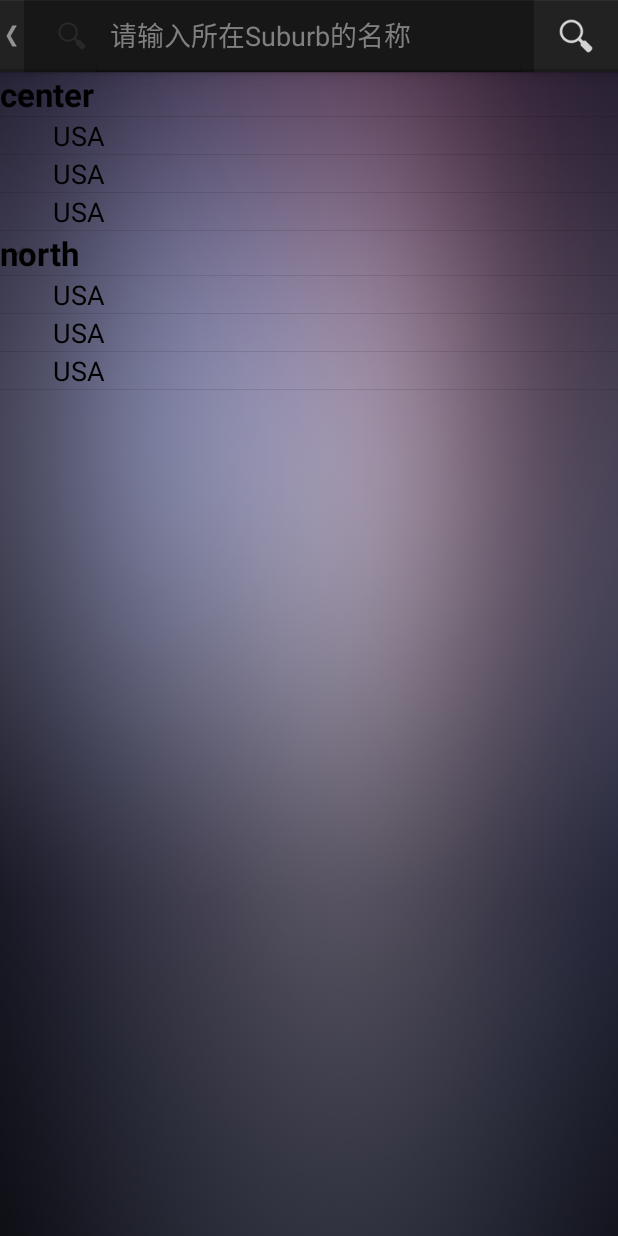
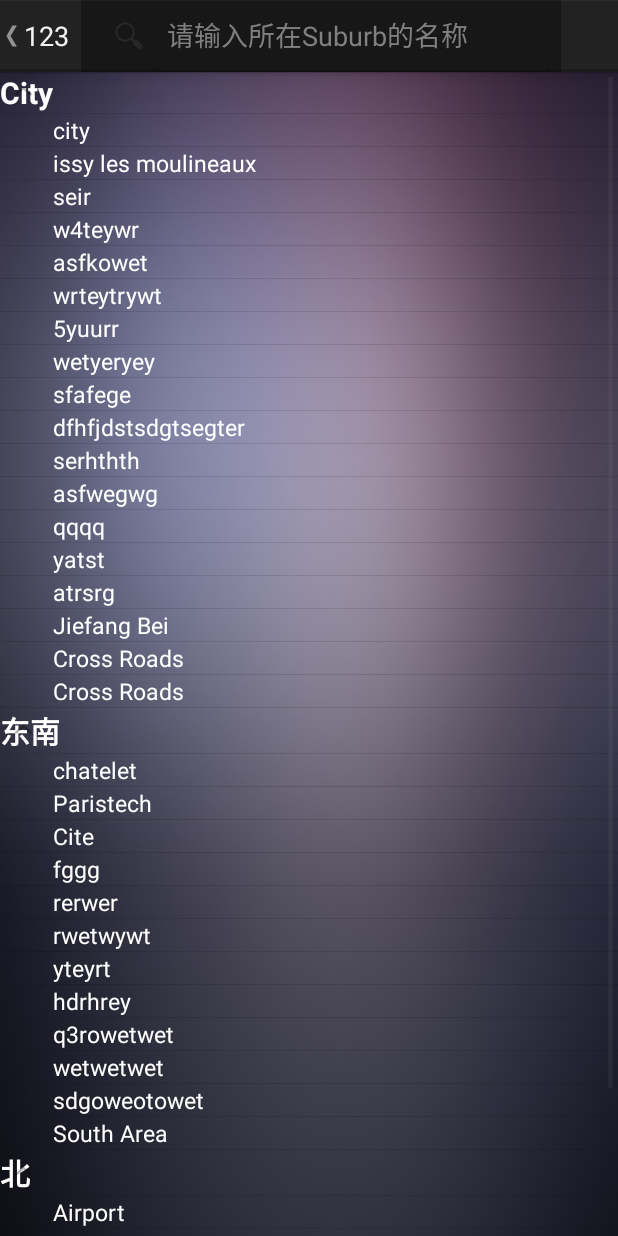
Before and after one commit to dengn/YabbyHouse, an Android app: the SuburbActivity screen opened directly, with no data from a screen before it, on a phone screen of 412 x 824 dp. Run offline under Robolectric (Android 15) with nearby library versions, the phone set to English and light mode, and no system bars; our stand-ins replace CircleImageView.

Commit message:
Fixing all problems of Suburb search

```diff
--- a/melbourneStore/src/main/java/com/melbournestore/activities/SuburbActivity.java
+++ b/melbourneStore/src/main/java/com/melbournestore/activities/SuburbActivity.java
@@ -10,36 +10,25 @@ import android.os.Bundle;
 import android.os.Handler;
 import android.os.Message;
 import android.support.v4.app.NavUtils;
-import android.util.Pair;
 import android.view.KeyEvent;
 import android.view.LayoutInflater;
-import android.view.Menu;
-import android.view.MenuInflater;
 import android.view.MenuItem;
 import android.view.View;
-import android.view.View.OnClickListener;
-import android.view.ViewGroup;
 import android.widget.ExpandableListView;
-import android.widget.LinearLayout;
 import android.widget.SearchView;
-import android.widget.TextView;
 import android.widget.Toast;
 
-import com.foound.widget.AmazingAdapter;
 import com.melbournestore.adaptors.SuburbListAdapter;
 import com.melbournestore.application.SysApplication;
-import com.melbournestore.db.SuburbData;
 import com.melbournestore.models.Area;
 import com.melbournestore.models.Suburb;
 
 import java.util.ArrayList;
-import java.util.List;
 
 public class SuburbActivity extends Activity implements
         SearchView.OnQueryTextListener, SearchView.OnCloseListener {
 
 
-    SectionComposerAdapter adapter;
     private Handler mHandler = new Handler() {
         @Override
         public void handleMessage(Message msg) {
@@ -56,23 +45,12 @@ public class SuburbActivity extends Activity implements
                     finish();
 
                     break;
-                case 2:
-                    Bundle b2 = msg.getData();
 
-                    String query = b2.getString("query");
-
-                    //ArrayList<Pair<String, List<String>>> results = new ArrayList<Pair<String, List<String>>>(Arrays.asList(b2.getSerializable("query_result")));
-
-                    adapter.refresh(SuburbData.getData(query));
-                    suburbList.setAdapter(adapter);
-
-                    headerView.requestFocus();
             }
         }
 
     };
-    SuburbListHeaderView headerView;
-    boolean search_enabled = false;
+
     private SearchView search_suburb;
     //private AmazingListView suburbList;
     //private ArrayAdapter<String> suburb_chosen_adapter;
@@ -98,10 +76,10 @@ public class SuburbActivity extends Activity implements
         // search_suburb = (SearchView) findViewById(R.id.search_view);
         suburbList = (ExpandableListView) findViewById(R.id.suburb_list);
 
-        headerView = new SuburbListHeaderView(this);
+        //headerView = new SuburbListHeaderView(this);
 
 
-        suburbListAdapter = new SuburbListAdapter(this, areaList);
+        suburbListAdapter = new SuburbListAdapter(this, mHandler, areaList);
 
         suburbList.setAdapter(suburbListAdapter);
 //        suburbList.setPinnedHeaderView(LayoutInflater.from(this).inflate(
@@ -133,24 +111,97 @@ public class SuburbActivity extends Activity implements
         suburbList.add(suburb);
         suburb = new Suburb(2, "issy les moulineaux", "92120", "12:30");
         suburbList.add(suburb);
-        suburb = new Suburb(3, "Montrouge", "92110", "12:30");
+        suburb = new Suburb(3, "seir", "92110", "12:30");
+        suburbList.add(suburb);
+        suburb = new Suburb(4, "w4teywr", "92120", "12:30");
+        suburbList.add(suburb);
+        suburb = new Suburb(5, "asfkowet", "92110", "12:30");
+        suburbList.add(suburb);
+        suburb = new Suburb(6, "wrteytrywt", "92120", "12:30");
+        suburbList.add(suburb);
+        suburb = new Suburb(7, "5yuurr", "92110", "12:30");
+        suburbList.add(suburb);
+        suburb = new Suburb(8, "wetyeryey", "92120", "12:30");
+        suburbList.add(suburb);
+        suburb = new Suburb(9, "sfafege", "92110", "12:30");
+        suburbList.add(suburb);
+        suburb = new Suburb(10, "dfhfjdstsdgtsegter", "92120", "12:30");
+        suburbList.add(suburb);
+        suburb = new Suburb(11, "serhthth", "92110", "12:30");
+        suburbList.add(suburb);
+        suburb = new Suburb(12, "asfwegwg", "92120", "12:30");
+        suburbList.add(suburb);
+        suburb = new Suburb(13, "qqqq", "92110", "12:30");
+        suburbList.add(suburb);
+        suburb = new Suburb(14, "yatst", "92120", "12:30");
+        suburbList.add(suburb);
+        suburb = new Suburb(15, "atrsrg", "92110", "12:30");
+        suburbList.add(suburb);
+        suburb = new Suburb(16, "Jiefang Bei", "92120", "12:30");
+        suburbList.add(suburb);
+        suburb = new Suburb(17, "Cross Roads", "92110", "12:30");
         suburbList.add(suburb);
 
-        Area area = new Area(1, "center", 5, 0, suburbList, "13:00");
+
+        suburbList.add(suburb);
+
+        Area area = new Area(1, "City", 5, 0, suburbList, "13:00");
 
         areaList.add(area);
 
         suburbList = new ArrayList<Suburb>();
-        suburb = new Suburb(4, "chatelet", "75002", "12:30");
+        suburb = new Suburb(18, "chatelet", "75002", "12:30");
         suburbList.add(suburb);
-        suburb = new Suburb(5, "Paristech", "16340", "12:30");
+        suburb = new Suburb(19, "Paristech", "16340", "12:30");
         suburbList.add(suburb);
-        suburb = new Suburb(6, "Cite", "92220", "12:30");
+        suburb = new Suburb(20, "Cite", "92220", "12:30");
+        suburbList.add(suburb);
+        suburb = new Suburb(21, "fggg", "75002", "12:30");
+        suburbList.add(suburb);
+        suburb = new Suburb(22, "rerwer", "16340", "12:30");
+        suburbList.add(suburb);
+        suburb = new Suburb(23, "rwetwywt", "92220", "12:30");
+        suburbList.add(suburb);
+        suburb = new Suburb(24, "yteyrt", "75002", "12:30");
+        suburbList.add(suburb);
+        suburb = new Suburb(25, "hdrhrey", "16340", "12:30");
+        suburbList.add(suburb);
+        suburb = new Suburb(26, "q3rowetwet", "92220", "12:30");
+        suburbList.add(suburb);
+        suburb = new Suburb(27, "wetwetwet", "75002", "12:30");
+        suburbList.add(suburb);
+        suburb = new Suburb(28, "sdgoweotowet", "16340", "12:30");
+        suburbList.add(suburb);
+        suburb = new Suburb(30, "South Area", "92220", "12:30");
         suburbList.add(suburb);
 
-        area = new Area(2, "north", 6, 0, suburbList, "13:00");
+        area = new Area(2, "东南", 6, 0, suburbList, "13:00");
         areaList.add(area);
 
+
+        suburbList = new ArrayList<Suburb>();
+        suburb = new Suburb(31, "Airport", "75002", "12:30");
+        suburbList.add(suburb);
+        suburb = new Suburb(32, "Two River", "75002", "12:30");
+        suburbList.add(suburb);
+
+        area = new Area(3, "北", 6, 0, suburbList, "13:00");
+        areaList.add(area);
+
+        suburbList = new ArrayList<Suburb>();
+        suburb = new Suburb(33, "University Town", "75002", "12:30");
+        suburbList.add(suburb);
+
+        area = new Area(4, "西", 6, 0, suburbList, "13:00");
+        areaList.add(area);
+
+
+        suburbList = new ArrayList<Suburb>();
+        suburb = new Suburb(34, "Northeast Area", "75002", "12:30");
+        suburbList.add(suburb);
+
+        area = new Area(5, "西北", 6, 0, suburbList, "13:00");
+        areaList.add(area);
     }
     @Override
     public boolean onClose() {
@@ -173,29 +224,23 @@ public class SuburbActivity extends Activity implements
         return false;
     }
 
-    @Override
-    public boolean onCreateOptionsMenu(Menu menu) {
-        MenuInflater inflater = getMenuInflater();
-        inflater.inflate(R.menu.plate_menu, menu);
 
-        return super.onCreateOptionsMenu(menu);
-    }
 
     @Override
     public boolean onOptionsItemSelected(MenuItem item) {
         switch (item.getItemId()) {
 
-            case R.id.search_plate:
-                if (!search_enabled) {
-                    suburbList.addHeaderView(headerView);
-
-                    search_enabled = true;
-                } else {
-                    suburbList.removeHeaderView(headerView);
-                    search_enabled = false;
-
-                }
-                break;
+//            case R.id.search_plate:
+//                if (!search_enabled) {
+//                    suburbList.addHeaderView(headerView);
+//
+//                    search_enabled = true;
+//                } else {
+//                    suburbList.removeHeaderView(headerView);
+//                    search_enabled = false;
+//
+//                }
+//                break;
 
             case android.R.id.home:
                 // This is called when the Home (Up) button is pressed in the action
@@ -224,16 +269,18 @@ public class SuburbActivity extends Activity implements
         // button will take the user one step up in the application's hierarchy.
         actionBar.setDisplayHomeAsUpEnabled(true);
 
+        getActionBar().setTitle("123");
+
 //		// 自定义标题栏
         getActionBar().setDisplayShowHomeEnabled(false);
-        getActionBar().setDisplayShowTitleEnabled(false);
+        //getActionBar().setDisplayShowTitleEnabled(false);
         getActionBar().setDisplayShowCustomEnabled(true);
         LayoutInflater mInflater = (LayoutInflater) getSystemService(Context.LAYOUT_INFLATER_SERVICE);
         View mTitleView = mInflater.inflate(R.layout.suburb_action_bar_layout,
                 null);
         getActionBar().setCustomView(
                 mTitleView,
-                new ActionBar.LayoutParams(LayoutParams.MATCH_PARENT,
+                new ActionBar.LayoutParams(LayoutParams.WRAP_CONTENT,
                         LayoutParams.WRAP_CONTENT)
         );
         search_suburb = (SearchView) mTitleView.findViewById(R.id.search_view);
@@ -260,220 +307,6 @@ public class SuburbActivity extends Activity implements
         return super.onKeyDown(keyCode, event);
     }
 
-    class SectionComposerAdapter extends AmazingAdapter {
-        List<Pair<String, List<String>>> all;
 
 
-        public SectionComposerAdapter(List<Pair<String, List<String>>> list) {
-            all = list;
-        }
-
-        public void refresh(List<Pair<String, List<String>>> list) {
-            all.clear();
-            all.addAll(list);
-        }
-
-        @Override
-        public int getCount() {
-            int res = 0;
-            for (int i = 0; i < all.size(); i++) {
-                res += all.get(i).second.size();
-            }
-            return res;
-        }
-
-        @Override
-        public String getItem(int position) {
-            int c = 0;
-            for (int i = 0; i < all.size(); i++) {
-                if (position >= c && position < c + all.get(i).second.size()) {
-                    return all.get(i).second.get(position - c);
-                }
-                c += all.get(i).second.size();
-            }
-            return null;
-        }
-
-        @Override
-        public long getItemId(int position) {
-            return position;
-        }
-
-        @Override
-        protected void onNextPageRequested(int page) {
-        }
-
-        @Override
-        protected void bindSectionHeader(View view, int position,
-                                         boolean displaySectionHeader) {
-            if (displaySectionHeader) {
-                view.findViewById(R.id.header).setVisibility(View.VISIBLE);
-                TextView lSectionTitle = (TextView) view
-                        .findViewById(R.id.header);
-                lSectionTitle
-                        .setText(getSections()[getSectionForPosition(position)]);
-            } else {
-                view.findViewById(R.id.header).setVisibility(View.GONE);
-            }
-        }
-
-
-        @Override
-        public View getAmazingView(int position, View convertView,
-                                   ViewGroup parent) {
-            View res = convertView;
-            if (res == null)
-                res = getLayoutInflater().inflate(R.layout.item_composer, null);
-
-            TextView lName = (TextView) res.findViewById(R.id.lName);
-
-            final String name = getItem(position);
-            lName.setText(name);
-
-            res.setOnClickListener(new OnClickListener() {
-
-                @Override
-                public void onClick(View v) {
-                    // TODO Auto-generated method stub
-                    Message message = new Message();
-                    Bundle b = new Bundle();
-                    // send the suburb chosen
-                    b.putString("suburb", name);
-                    message.setData(b);
-                    message.what = 1;
-                    mHandler.sendMessage(message);
-                }
-
-            });
-
-            return res;
-        }
-
-        @Override
-        public void configurePinnedHeader(View header, int position, int alpha) {
-            TextView lSectionHeader = (TextView) header;
-            lSectionHeader
-                    .setText(getSections()[getSectionForPosition(position)]);
-            // lSectionHeader.setBackgroundColor(alpha << 24 | (0xbbffbb));
-            // lSectionHeader.setTextColor(alpha << 24 | (0x000000));
-        }
-
-        @Override
-        public int getPositionForSection(int section) {
-            if (section < 0)
-                section = 0;
-            if (section >= all.size())
-                section = all.size() - 1;
-            int c = 0;
-            for (int i = 0; i < all.size(); i++) {
-                if (section == i) {
-                    return c;
-                }
-                c += all.get(i).second.size();
-            }
-            return 0;
-        }
-
-        @Override
-        public int getSectionForPosition(int position) {
-            int c = 0;
-            for (int i = 0; i < all.size(); i++) {
-                if (position >= c && position < c + all.get(i).second.size()) {
-                    return i;
-                }
-                c += all.get(i).second.size();
-            }
-            return -1;
-        }
-
-        @Override
-        public String[] getSections() {
-            String[] res = new String[all.size()];
-            for (int i = 0; i < all.size(); i++) {
-                res[i] = all.get(i).first;
-            }
-            return res;
-        }
-
-    }
-
-    public class SuburbListHeaderView extends LinearLayout {
-
-        private Context mContext;
-        private SearchView mSearchView;
-
-        public SuburbListHeaderView(Context context) {
-            super(context);
-            // TODO Auto-generated constructor stub
-            mContext = context;
-            View view = LayoutInflater.from(mContext).inflate(R.layout.category_list_item_header, null);
-
-            addView(view);
-            mSearchView = (SearchView) view.findViewById(R.id.category_search_view);
-
-            mSearchView.setOnQueryTextListener(new SearchView.OnQueryTextListener() {
-
-                @Override
-                public boolean onQueryTextSubmit(String query) {
-                    // TODO Auto-generated method stub
-
-                    return false;
-                }
-
-                @Override
-                public boolean onQueryTextChange(final String newText) {
-                    // TODO Auto-generated method stub
-
-//	        		mSearchView.setVisibility(View.INVISIBLE);
-//	        		if (newText.length() != 0) {
-//	        			mSearchView.setFilterText(newText);
-//	        		} else {
-//	        			mSearchView.clearTextFilter();
-//	        		}
-
-//	                if (TextUtils.isEmpty(newText)) {
-//	                	plates.clearTextFilter();
-//	                } else {
-//	                	plates.setFilterText(newText.toString());
-//	                    filter.filter(newText);
-//	                }
-                    Thread queryThread = new Thread(new Runnable() {
-
-                        @Override
-                        public void run() {
-
-                            // TODO Auto-generated method stub
-
-                            //List<Pair<String, List<String>>> query_result = SuburbData.getData(newText);
-
-                            Message message = new Message();
-                            Bundle b = new Bundle();
-
-                            b.putString("query", newText);
-                            message.setData(b);
-                            message.what = 2;
-                            mHandler.sendMessage(message);
-//			        		adapter.refresh(SuburbData.getData(newText));
-//			        		suburbList.setAdapter(adapter);
-                        }
-
-                    });
-                    queryThread.start();
-
-//	        		adapter.refresh(SuburbData.getData(newText));
-//	        		adapter.notifyDataSetChanged();
-//
-////	        		adapter.refresh(newText);
-//	        		suburbList.setAdapter(adapter);
-//	        		suburbList.setVisibility(View.VISIBLE);
-//	        		headerView.requestFocus();
-
-                    return false;
-                }
-            });
-            mSearchView.setSubmitButtonEnabled(false);
-        }
-
-    }
-
 }
--- a/melbourneStore/src/main/java/com/melbournestore/adaptors/SuburbListAdapter.java
+++ b/melbourneStore/src/main/java/com/melbournestore/adaptors/SuburbListAdapter.java
@@ -1,6 +1,9 @@
 package com.melbournestore.adaptors;
 
 import android.content.Context;
+import android.os.Bundle;
+import android.os.Handler;
+import android.os.Message;
 import android.view.LayoutInflater;
 import android.view.View;
 import android.view.ViewGroup;
@@ -19,11 +22,13 @@ import java.util.ArrayList;
 public class SuburbListAdapter extends BaseExpandableListAdapter {
 
     private Context mContext;
+    private Handler mHandler;
     private ArrayList<Area> mAreaList;
     private ArrayList<Area> mOriginalList;
 
-    public SuburbListAdapter(Context context, ArrayList<Area> headList) {
+    public SuburbListAdapter(Context context, Handler handler, ArrayList<Area> headList) {
         mContext = context;
+        mHandler = handler;
         mAreaList = new ArrayList<Area>();
         mAreaList.addAll(headList);
         mOriginalList = new ArrayList<Area>();
@@ -86,15 +91,35 @@ public class SuburbListAdapter extends BaseExpandableListAdapter {
     @Override
     public View getChildView(int groupPosition, int childPosition, boolean isLastChild, View convertView, ViewGroup parent) {
 
-        Suburb suburb = (Suburb) getChild(groupPosition, childPosition);
+        final Suburb suburb = (Suburb) getChild(groupPosition, childPosition);
 
         if (convertView == null) {
             LayoutInflater layoutInflater = (LayoutInflater) mContext.getSystemService(Context.LAYOUT_INFLATER_SERVICE);
             convertView = layoutInflater.inflate(R.layout.suburb_child_item, null);
         }
 
-        TextView child = (TextView) convertView.findViewById(R.id.suburb_head);
+        TextView child = (TextView) convertView.findViewById(R.id.suburb_child);
         child.setText(suburb.getName().trim());
+
+
+        convertView.setOnClickListener(new View.OnClickListener() {
+            @Override
+            public void onClick(View view) {
+
+                Message message = new Message();
+                Bundle b = new Bundle();
+                // send the position
+                b.putString("suburb", suburb.getName().trim());
+                message.setData(b);
+
+                // plus = 1
+                message.what = 1;
+
+                mHandler.sendMessage(message);
+
+            }
+        });
+
         return convertView;
     }
 
--- a/melbourneStore/src/main/res/layout/suburb_action_bar_layout.xml
+++ b/melbourneStore/src/main/res/layout/suburb_action_bar_layout.xml
@@ -1,9 +1,10 @@
 <?xml version="1.0" encoding="utf-8"?>
 <LinearLayout xmlns:android="http://schemas.android.com/apk/res/android"
-    android:layout_width="match_parent"
-    android:layout_height="0dip"
+    android:layout_width="200dp"
+    android:layout_height="wrap_content"
+    android:layout_gravity="right"
     android:background="#50000000"
-    android:orientation="horizontal">
+    android:orientation="vertical">
 
     <!--
     iconifiedByDefault="false" //false:searchview初始即是展开的，true:searchview初始即是关闭的,仅显示一个放大镜
@@ -16,11 +17,11 @@
 
     <SearchView
         android:id="@+id/search_view"
-        android:layout_width="0dp"
-        android:layout_height="match_parent"
-        android:layout_weight="1"
+        android:layout_width="match_parent"
+        android:layout_height="wrap_content"
         android:iconifiedByDefault="false"
         android:inputType="textFilter"
-        android:queryHint="@string/title_search_hint"></SearchView>
+        android:queryHint="@string/title_search_hint"
+        android:textColor="@color/white"></SearchView>
 
 </LinearLayout>
--- a/melbourneStore/src/main/res/layout/suburb_child_item.xml
+++ b/melbourneStore/src/main/res/layout/suburb_child_item.xml
@@ -13,6 +13,8 @@
         android:paddingLeft="35sp"
         android:paddingRight="10dp"
         android:text="USA"
-        android:textAppearance="?android:attr/textAppearanceMedium" />
+        android:textAppearance="?android:attr/textAppearanceMedium"
+        android:textColor="@color/white"
+        android:textSize="15sp" />
 
 </RelativeLayout>
--- a/melbourneStore/src/main/res/layout/suburb_head_item.xml
+++ b/melbourneStore/src/main/res/layout/suburb_head_item.xml
@@ -9,6 +9,8 @@
         android:layout_width="wrap_content"
         android:layout_height="wrap_content"
         android:textAppearance="?android:attr/textAppearanceLarge"
+        android:textColor="@color/white"
+        android:textSize="20sp"
         android:textStyle="bold" />
 
 </LinearLayout>
```
Also changed, not shown: melbourneStore/src/main/res/menu/suburb_menu.xml (added, +9 -0 lines).
